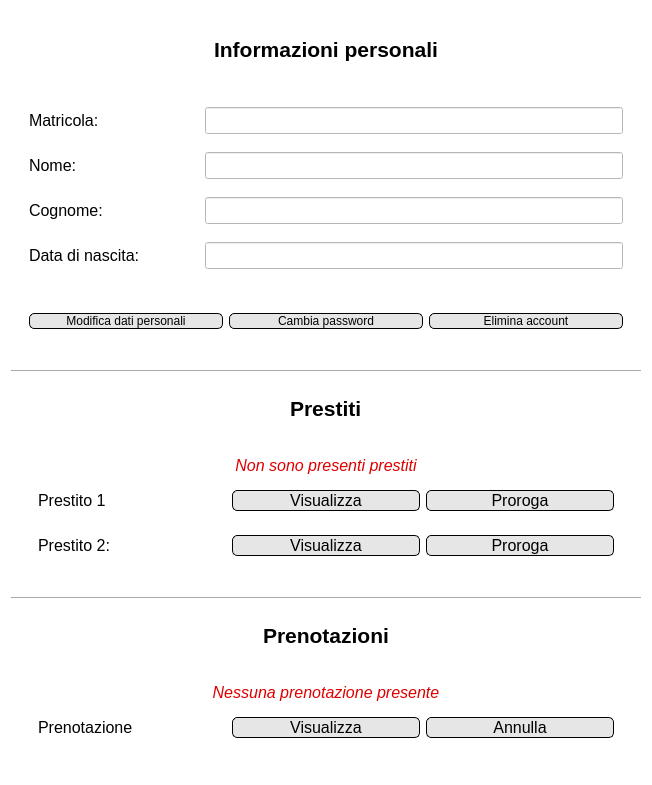
Above: View/Studente/UI files/profilo.ui from FrancescoFinizii/Biblioteca-universitaria before the change. Below: the same form after it.
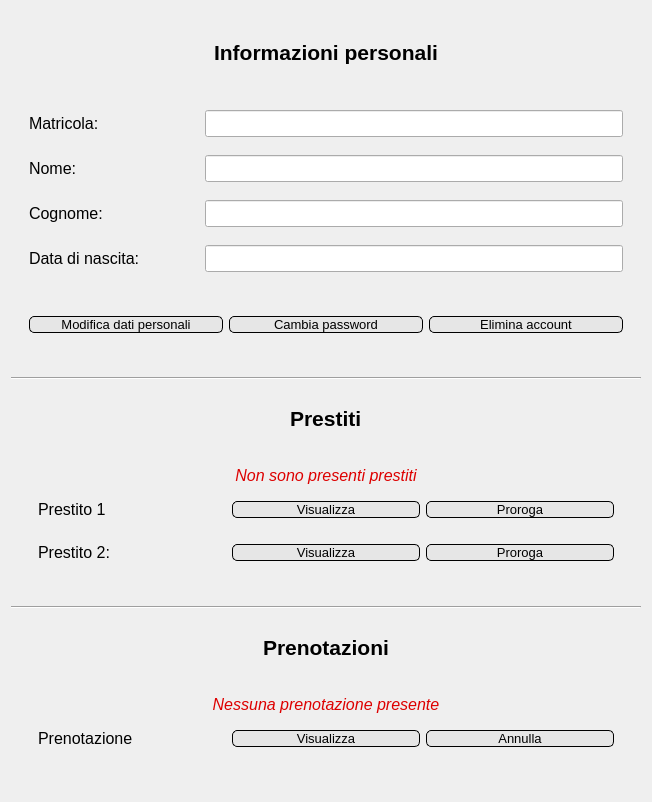
That is the form after the change. Icons and pictures are not drawn.

Diff of the .ui file:
```diff
--- a/View/Studente/UI files/profilo.ui
+++ b/View/Studente/UI files/profilo.ui
@@ -7,14 +7,26 @@
     <x>0</x>
     <y>0</y>
     <width>652</width>
-    <height>785</height>
+    <height>802</height>
    </rect>
   </property>
   <property name="windowTitle">
    <string>Form</string>
   </property>
   <property name="styleSheet">
-   <string notr="true">background-color: rgb(255, 255, 255);</string>
+   <string notr="true">QDialog#Dialog {
+background-color: rgb(255, 255, 255);
+color:black;
+}
+QPushButton {
+	border: 1px solid;
+	background-color:rgb(230, 230, 230);
+	border-radius: 5px;
+	border-color: rgb(0, 0, 0);
+}
+QPushButton:hover {
+	background-color: rgb(207, 207, 207);
+}</string>
   </property>
   <layout class="QVBoxLayout" name="verticalLayout">
    <item>
@@ -237,21 +249,14 @@
              <height>16777215</height>
             </size>
            </property>
+           <property name="font">
+            <font>
+             <pointsize>10</pointsize>
+            </font>
+           </property>
            <property name="layoutDirection">
             <enum>Qt::LeftToRight</enum>
            </property>
-           <property name="styleSheet">
-            <string notr="true">QPushButton#modificaProfiloButton {
-	border: 1px solid;
-	background-color:rgb(230, 230, 230);
-	border-radius: 5px;
-	border-color: rgb(0, 0, 0);
-}
-QPushButton#modificaProfiloButton:hover {
-	
-	background-color: rgb(207, 207, 207);
-}</string>
-           </property>
            <property name="text">
             <string>Modifica dati personali</string>
            </property>
@@ -261,8 +266,8 @@
            </property>
            <property name="iconSize">
             <size>
-             <width>24</width>
-             <height>24</height>
+             <width>20</width>
+             <height>20</height>
             </size>
            </property>
           </widget>
@@ -287,21 +292,14 @@
              <height>16777215</height>
             </size>
            </property>
+           <property name="font">
+            <font>
+             <pointsize>10</pointsize>
+            </font>
+           </property>
            <property name="layoutDirection">
             <enum>Qt::LeftToRight</enum>
            </property>
-           <property name="styleSheet">
-            <string notr="true">QPushButton#modificaPasswordButton {
-	border: 1px solid;
-	background-color:rgb(230, 230, 230);
-	border-radius: 5px;
-	border-color: rgb(0, 0, 0);
-}
-QPushButton#modificaPasswordButton:hover {
-	
-	background-color: rgb(207, 207, 207);
-}</string>
-           </property>
            <property name="text">
             <string>Cambia password</string>
            </property>
@@ -311,8 +309,8 @@
            </property>
            <property name="iconSize">
             <size>
-             <width>24</width>
-             <height>24</height>
+             <width>20</width>
+             <height>20</height>
             </size>
            </property>
           </widget>
@@ -337,21 +335,14 @@
              <height>16777215</height>
             </size>
            </property>
+           <property name="font">
+            <font>
+             <pointsize>10</pointsize>
+            </font>
+           </property>
            <property name="layoutDirection">
             <enum>Qt::LeftToRight</enum>
            </property>
-           <property name="styleSheet">
-            <string notr="true">QPushButton#eliminaAccountButton {
-	border: 1px solid;
-	background-color:rgb(230, 230, 230);
-	border-radius: 5px;
-	border-color: rgb(0, 0, 0);
-}
-QPushButton#eliminaAccountButton:hover {
-	
-	background-color: rgb(207, 207, 207);
-}</string>
-           </property>
            <property name="text">
             <string>Elimina account</string>
            </property>
@@ -361,8 +352,8 @@
            </property>
            <property name="iconSize">
             <size>
-             <width>24</width>
-             <height>24</height>
+             <width>20</width>
+             <height>20</height>
             </size>
            </property>
           </widget>
@@ -474,21 +465,9 @@
              <widget class="QPushButton" name="visualizzaPrestito1Button">
               <property name="font">
                <font>
-                <pointsize>12</pointsize>
+                <pointsize>10</pointsize>
                </font>
               </property>
-              <property name="styleSheet">
-               <string notr="true">QPushButton#visualizzaPrestito1Button {
-	border: 1px solid;
-	background-color:rgb(230, 230, 230);
-	border-radius: 5px;
-	border-color: rgb(0, 0, 0);
-}
-QPushButton#visualizzaPrestito1Button:hover {
-	
-	background-color: rgb(207, 207, 207);
-}</string>
-              </property>
               <property name="text">
                <string>Visualizza</string>
               </property>
@@ -508,21 +487,9 @@
              <widget class="QPushButton" name="prorogaPrestito1Button">
               <property name="font">
                <font>
-                <pointsize>12</pointsize>
+                <pointsize>10</pointsize>
                </font>
               </property>
-              <property name="styleSheet">
-               <string notr="true">QPushButton#prorogaPrestito1Button {
-	border: 1px solid;
-	background-color:rgb(230, 230, 230);
-	border-radius: 5px;
-	border-color: rgb(0, 0, 0);
-}
-QPushButton#prorogaPrestito1Button:hover {
-	
-	background-color: rgb(207, 207, 207);
-}</string>
-              </property>
               <property name="text">
                <string>Proroga</string>
               </property>
@@ -550,21 +517,9 @@
              <widget class="QPushButton" name="visualizzaPrestito2Button">
               <property name="font">
                <font>
-                <pointsize>12</pointsize>
+                <pointsize>10</pointsize>
                </font>
               </property>
-              <property name="styleSheet">
-               <string notr="true">QPushButton#visualizzaPrestito2Button {
-	border: 1px solid;
-	background-color:rgb(230, 230, 230);
-	border-radius: 5px;
-	border-color: rgb(0, 0, 0);
-}
-QPushButton#visualizzaPrestito2Button:hover {
-	
-	background-color: rgb(207, 207, 207);
-}</string>
-              </property>
               <property name="text">
                <string>Visualizza</string>
               </property>
@@ -584,21 +539,9 @@
              <widget class="QPushButton" name="prorogaPrestito2Button">
               <property name="font">
                <font>
-                <pointsize>12</pointsize>
+                <pointsize>10</pointsize>
                </font>
               </property>
-              <property name="styleSheet">
-               <string notr="true">QPushButton#prorogaPrestito2Button {
-	border: 1px solid;
-	background-color:rgb(230, 230, 230);
-	border-radius: 5px;
-	border-color: rgb(0, 0, 0);
-}
-QPushButton#prorogaPrestito2Button:hover {
-	
-	background-color: rgb(207, 207, 207);
-}</string>
-              </property>
               <property name="text">
                <string>Proroga</string>
               </property>
@@ -714,21 +657,9 @@
              <widget class="QPushButton" name="visualizzaPrenotazioneButton">
               <property name="font">
                <font>
-                <pointsize>12</pointsize>
+                <pointsize>10</pointsize>
                </font>
               </property>
-              <property name="styleSheet">
-               <string notr="true">QPushButton#visualizzaPrenotazioneButton {
-	border: 1px solid;
-	background-color:rgb(230, 230, 230);
-	border-radius: 5px;
-	border-color: rgb(0, 0, 0);
-}
-QPushButton#visualizzaPrenotazioneButton:hover {
-	
-	background-color: rgb(207, 207, 207);
-}</string>
-              </property>
               <property name="text">
                <string>Visualizza</string>
               </property>
@@ -748,21 +679,9 @@
              <widget class="QPushButton" name="annullaPrenotazioneButton">
               <property name="font">
                <font>
-                <pointsize>12</pointsize>
+                <pointsize>10</pointsize>
                </font>
               </property>
-              <property name="styleSheet">
-               <string notr="true">QPushButton#annullaPrenotazioneButton {
-	border: 1px solid;
-	background-color:rgb(230, 230, 230);
-	border-radius: 5px;
-	border-color: rgb(0, 0, 0);
-}
-QPushButton#annullaPrenotazioneButton:hover {
-	
-	background-color: rgb(207, 207, 207);
-}</string>
-              </property>
               <property name="text">
                <string>Annulla</string>
               </property>
```
